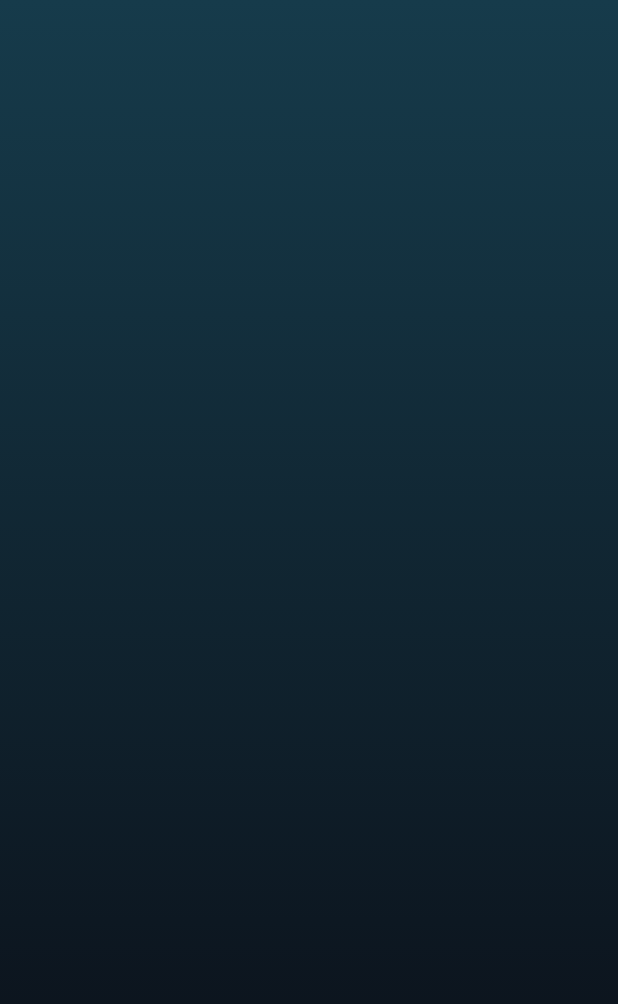
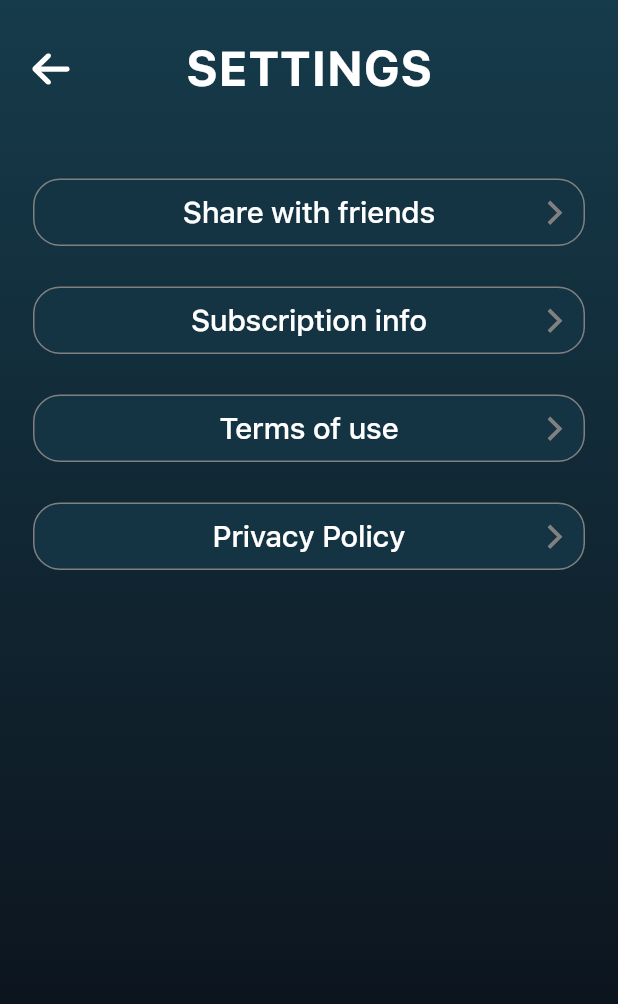
Before and after one commit to kent0505/soccer_test, a Flutter app: the SettingsPage screen opened by its route, on a phone screen of 412 x 824 dp. Shown: the top 1004 px of the screen. Run offline on Flutter 3.47's test engine with Material 3 defaults, Android fonts, the phone set to English and light mode, and no system bars; our stand-ins replace cached_network_image, flutter_bloc, flutter_svg, go_router, hive_flutter, shared_preferences; accounts and stored records are empty.

```diff
--- /dev/null
+++ b/lib/core/models/match_model.dart
@@ -0,0 +1,68 @@
+import 'package:hive_flutter/hive_flutter.dart';
+
+@HiveType(typeId: 0)
+class MatchModel {
+  @HiveField(0)
+  final int id;
+  @HiveField(1)
+  String team1;
+  @HiveField(2)
+  String team2;
+  @HiveField(3)
+  int score1;
+  @HiveField(4)
+  int score2;
+  @HiveField(5)
+  String date;
+  @HiveField(6)
+  String time;
+  @HiveField(7)
+  int rate1;
+  @HiveField(8)
+  int rate2;
+
+  MatchModel({
+    required this.id,
+    required this.team1,
+    required this.team2,
+    required this.score1,
+    required this.score2,
+    required this.date,
+    required this.time,
+    required this.rate1,
+    required this.rate2,
+  });
+}
+
+class MatchModelAdapter extends TypeAdapter<MatchModel> {
+  @override
+  final typeId = 0;
+
+  @override
+  MatchModel read(BinaryReader reader) {
+    return MatchModel(
+      id: reader.read(),
+      team1: reader.read(),
+      team2: reader.read(),
+      score1: reader.read(),
+      score2: reader.read(),
+      date: reader.read(),
+      time: reader.read(),
+      rate1: reader.read(),
+      rate2: reader.read(),
+    );
+  }
+
+  @override
+  void write(BinaryWriter writer, MatchModel obj) {
+    writer.write(obj.id);
+    writer.write(obj.team1);
+    writer.write(obj.team2);
+    writer.write(obj.score1);
+    writer.write(obj.score2);
+    writer.write(obj.date);
+    writer.write(obj.time);
+    writer.write(obj.rate1);
+    writer.write(obj.rate2);
+  }
+}
--- a/lib/core/widgets/custom_appbar.dart
+++ b/lib/core/widgets/custom_appbar.dart
@@ -9,9 +9,11 @@ class CustomAppbar extends StatelessWidget {
   const CustomAppbar({
     super.key,
     required this.title,
+    this.back = false,
   });
 
   final String title;
+  final bool back;
 
   @override
   Widget build(BuildContext context) {
@@ -23,6 +25,26 @@ class CustomAppbar extends StatelessWidget {
       child: Row(
         children: [
           const SizedBox(width: 15),
+          if (back) ...[
+            CupertinoButton(
+              onPressed: () {
+                context.pop();
+              },
+              padding: EdgeInsets.zero,
+              minSize: 38,
+              child: SvgPicture.asset('assets/back.svg'),
+            ),
+            Expanded(
+              child: Center(
+                child: TextB(
+                  title,
+                  fontSize: 32,
+                  maxLines: 2,
+                ),
+              ),
+            ),
+            const SizedBox(width: 38),
+          ] else ...[
             Expanded(
               child: TextB(
                 title,
@@ -38,6 +60,7 @@ class CustomAppbar extends StatelessWidget {
               minSize: 38,
               child: SvgPicture.asset('assets/settings.svg'),
             ),
+          ],
           const SizedBox(width: 15),
         ],
       ),
--- a/lib/core/widgets/textfields/txt_field.dart
+++ b/lib/core/widgets/textfields/txt_field.dart
@@ -136,7 +136,7 @@ class _TxtFieldState extends State<TxtField> {
                     decoration: const BoxDecoration(
                       color: AppColors.main,
                       borderRadius: BorderRadius.vertical(
-                        top: Radius.circular(8),
+                        top: Radius.circular(18),
                       ),
                     ),
                     child: CupertinoTheme(
@@ -161,7 +161,7 @@ class _TxtFieldState extends State<TxtField> {
                     decoration: const BoxDecoration(
                       color: AppColors.main,
                       borderRadius: BorderRadius.vertical(
-                        top: Radius.circular(8),
+                        top: Radius.circular(18),
                       ),
                     ),
                     child: CupertinoTheme(
--- a/lib/features/home/pages/home_page.dart
+++ b/lib/features/home/pages/home_page.dart
@@ -19,13 +19,13 @@ class HomePage extends StatelessWidget {
         children: [
           BlocBuilder<HomeBloc, HomeState>(
             builder: (context, state) {
-              if (state is HomeMatches) return const MatchesPage();
+              if (state is HomeMatches) return const AddMatchPage();
 
               if (state is HomeNews) return const NewsPage();
 
               if (state is HomePuzzle) return const PuzzlePage();
 
-              return const AddMatchPage();
+              return const MatchesPage();
             },
           ),
           const NavBar(),
--- a/lib/features/home/pages/settings_page.dart
+++ b/lib/features/home/pages/settings_page.dart
@@ -1,6 +1,10 @@
-import 'package:flutter/material.dart';
+import 'package:flutter/cupertino.dart';
+import 'package:flutter_svg/flutter_svg.dart';
 
+import '../../../core/config/app_colors.dart';
+import '../../../core/widgets/custom_appbar.dart';
 import '../../../core/widgets/custom_scaffold.dart';
+import '../../../core/widgets/texts/text_r.dart';
 
 class SettingsPage extends StatelessWidget {
   const SettingsPage({super.key});
@@ -9,8 +13,56 @@ class SettingsPage extends StatelessWidget {
   Widget build(BuildContext context) {
     return const CustomScaffold(
       body: Column(
-        children: [],
+        children: [
+          CustomAppbar(
+            title: 'SETTINGS',
+            back: true,
+          ),
+          SizedBox(height: 40),
+          _Tile('Share with friends'),
+          SizedBox(height: 27),
+          _Tile('Subscription info'),
+          SizedBox(height: 27),
+          _Tile('Terms of use'),
+          SizedBox(height: 27),
+          _Tile('Privacy Policy'),
+          SizedBox(height: 27),
+        ],
       ),
     );
   }
 }
+
+class _Tile extends StatelessWidget {
+  const _Tile(this.title);
+
+  final String title;
+
+  @override
+  Widget build(BuildContext context) {
+    return Container(
+      height: 45,
+      margin: const EdgeInsets.symmetric(horizontal: 22),
+      decoration: BoxDecoration(
+        color: AppColors.main,
+        borderRadius: BorderRadius.circular(18),
+        border: Border.all(color: AppColors.border),
+      ),
+      child: CupertinoButton(
+        onPressed: () {},
+        padding: EdgeInsets.zero,
+        minSize: 45,
+        child: Row(
+          children: [
+            const SizedBox(width: 24),
+            const Spacer(),
+            TextM(title, fontSize: 20),
+            const Spacer(),
+            SvgPicture.asset('assets/chevron.svg'),
+            const SizedBox(width: 14),
+          ],
+        ),
+      ),
+    );
+  }
+}
--- /dev/null
+++ b/lib/features/matches/bloc/matches_event.dart
@@ -0,0 +1,20 @@
+part of 'matches_bloc.dart';
+
+abstract class MatchesEvent {}
+
+class GetMatchesEvent extends MatchesEvent {}
+
+class AddMatchEvent extends MatchesEvent {
+  final MatchModel match;
+  AddMatchEvent({required this.match});
+}
+
+class EditMatchEvent extends MatchesEvent {
+  final MatchModel match;
+  EditMatchEvent({required this.match});
+}
+
+class DeleteMatchEvent extends MatchesEvent {
+  final int id;
+  DeleteMatchEvent({required this.id});
+}
--- /dev/null
+++ b/lib/features/matches/bloc/matches_state.dart
@@ -0,0 +1,10 @@
+part of 'matches_bloc.dart';
+
+abstract class MatchesState {}
+
+class MatchesInitial extends MatchesState {}
+
+class MatchesLoadedState extends MatchesState {
+  final List<MatchModel> matches;
+  MatchesLoadedState({required this.matches});
+}
--- a/lib/main.dart
+++ b/lib/main.dart
@@ -7,11 +7,10 @@ import 'core/config/themes.dart';
 import 'core/db/db.dart';
 import 'core/utils.dart';
 import 'features/home/bloc/home_bloc.dart';
-import 'features/test/bloc/test_bloc.dart';
+import 'features/matches/bloc/matches_bloc.dart';
 
 void main() async {
   await initHive();
-  // WidgetsFlutterBinding.ensureInitialized();
   await SystemChrome.setPreferredOrientations([
     DeviceOrientation.portraitUp,
     DeviceOrientation.portraitDown,
@@ -29,7 +28,7 @@ class MyApp extends StatelessWidget {
     return MultiBlocProvider(
       providers: [
         BlocProvider(create: (context) => HomeBloc()),
-        BlocProvider(create: (context) => TestBloc()),
+        BlocProvider(create: (context) => MatchesBloc()),
       ],
       child: MaterialApp.router(
         debugShowCheckedModeBanner: false,
```
Also changed, not shown: lib/core/db/db.dart (+10 -10 lines), lib/core/models/test_model.dart (deleted, +0 -33 lines), lib/core/utils.dart (+7 -76 lines), lib/features/home/widgets/nav_bar.dart (+4 -4 lines), lib/features/matches/bloc/matches_bloc.dart (added, +41 -0 lines), lib/features/matches/pages/add_match_page.dart (+25 -2 lines), lib/features/splash/onboard_page.dart (+37 -9 lines), lib/features/splash/splash_page.dart (+27 -8 lines), assets/logo2.png (deleted), 3 other files. Lines whose indentation alone changed are shown as unchanged.
